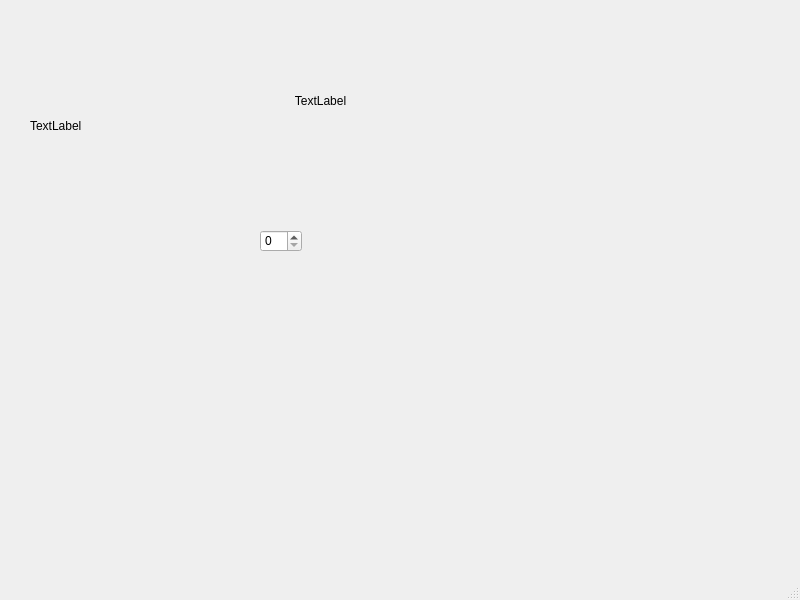
Old version of the form code_expert/Qt_PyQt_Lab/practice_qt/EX02-02_QLabel_resource/QLabel_resource/mainwindow.ui in the repository clap-min99/sys_semicon.
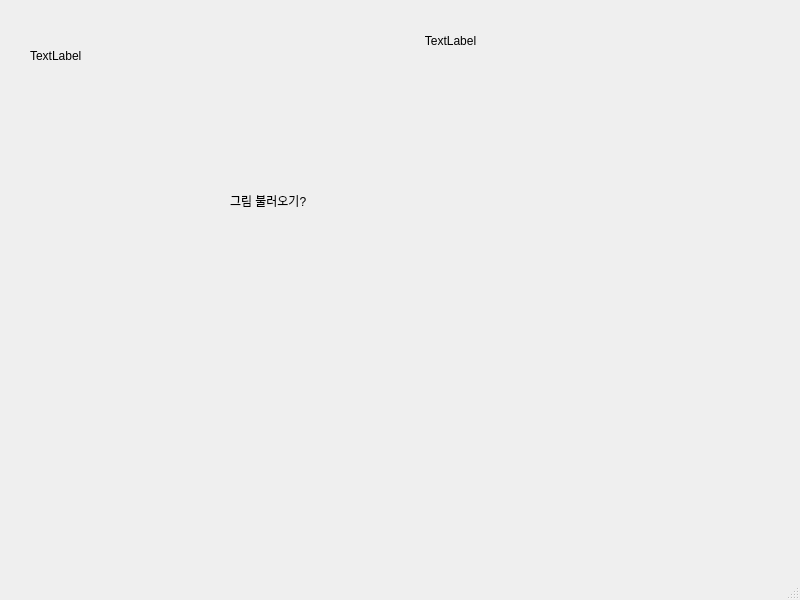
New version of the form. Icons and pictures are not drawn.

```diff
--- a/code_expert/Qt_PyQt_Lab/practice_qt/EX02-02_QLabel_resource/QLabel_resource/mainwindow.ui
+++ b/code_expert/Qt_PyQt_Lab/practice_qt/EX02-02_QLabel_resource/QLabel_resource/mainwindow.ui
@@ -34,8 +34,8 @@
    <widget class="QLabel" name="label_2">
     <property name="geometry">
      <rect>
-      <x>220</x>
-      <y>60</y>
+      <x>350</x>
+      <y>0</y>
       <width>201</width>
       <height>81</height>
      </rect>
@@ -54,7 +54,7 @@
     <property name="geometry">
      <rect>
       <x>30</x>
-      <y>70</y>
+      <y>0</y>
       <width>141</width>
       <height>111</height>
      </rect>
@@ -68,15 +68,18 @@
      <string>TextLabel</string>
     </property>
    </widget>
-   <widget class="QSpinBox" name="spinBox">
+   <widget class="QLabel" name="label_4">
     <property name="geometry">
      <rect>
-      <x>260</x>
-      <y>230</y>
-      <width>42</width>
-      <height>22</height>
+      <x>230</x>
+      <y>110</y>
+      <width>221</width>
+      <height>181</height>
      </rect>
     </property>
+    <property name="text">
+     <string>그림 불러오기?</string>
+    </property>
    </widget>
   </widget>
   <widget class="QMenuBar" name="menubar">
```
